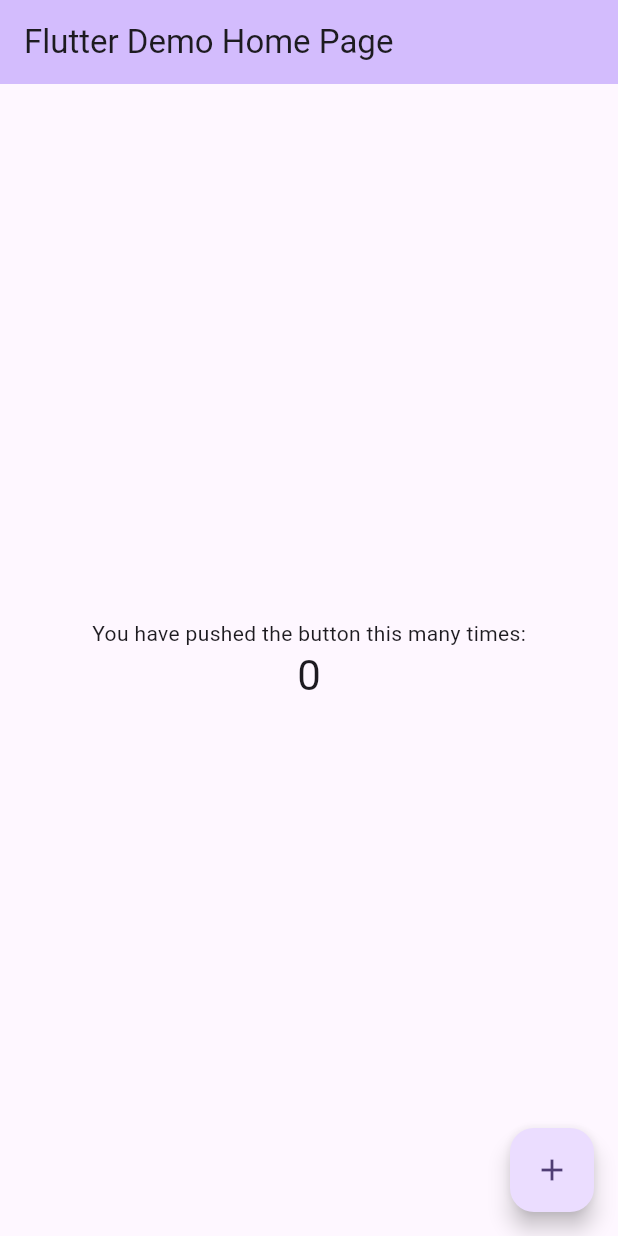
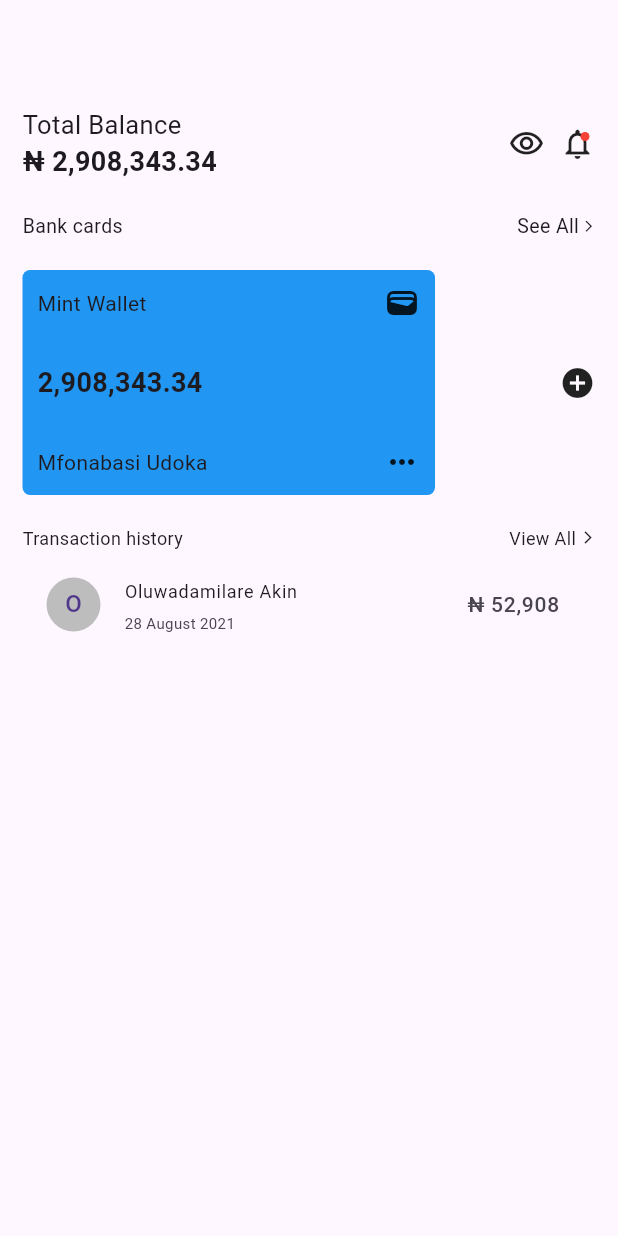
Before and after one commit to Nanafirdaus/fintech_app_ui, a Flutter app: the screen it shows after launch, on a phone screen of 412 x 824 dp. Run offline on Flutter 3.47's test engine with Material 3 defaults, Android fonts, the phone set to English and light mode, and no system bars.

Commit message:
working on the home screen

```diff
--- /dev/null
+++ b/lib/home.dart
@@ -0,0 +1,100 @@
+import 'package:flutter/material.dart';
+
+import 'widgets/card_widget.dart';
+import 'widgets/header.dart';
+
+class HomeScreen extends StatelessWidget {
+  const HomeScreen({super.key});
+
+  @override
+  Widget build(BuildContext context) {
+    return SafeArea(
+      child: Scaffold(
+        appBar: AppBar(),
+        body: Padding(
+          padding: const EdgeInsets.all(15.0),
+          child: ListView(
+            children: [
+              const HeaderRow(),
+              const SizedBox(
+                height: 20,
+              ),
+              const Row(
+                mainAxisAlignment: MainAxisAlignment.spaceBetween,
+                children: [
+                  Text(
+                    "Bank cards",
+                    style: TextStyle(fontSize: 13),
+                  ),
+                  Row(
+                    children: [
+                      Text(
+                        "See All",
+                        style: TextStyle(fontSize: 13),
+                      ),
+                      SizedBox(
+                        width: 2,
+                      ),
+                      Icon(
+                        Icons.arrow_forward_ios_outlined,
+                        size: 9,
+                      ),
+                    ],
+                  ),
+                ],
+              ),
+              const SizedBox(height: 20),
+              const CardWidget(),
+              const SizedBox(
+                height: 20,
+              ),
+              const Row(
+                mainAxisAlignment: MainAxisAlignment.spaceBetween,
+                children: [
+                  Text(
+                    "Transaction history",
+                    style: TextStyle(fontSize: 12),
+                  ),
+                  Row(
+                    children: [
+                      Text(
+                        "View All",
+                        style: TextStyle(fontSize: 12),
+                      ),
+                      SizedBox(
+                        width: 3,
+                      ),
+                      Icon(
+                        Icons.arrow_forward_ios,
+                        size: 10,
+                      ),
+                    ],
+                  ),
+                ],
+              ),
+              ListTile(
+                leading: CircleAvatar(
+                  radius: 18,
+                  backgroundColor: Colors.grey[400],
+                  child: const Text("O"),
+                ),
+                title: const Text(
+                  "Oluwadamilare Akin",
+                  style: TextStyle(fontSize: 12),
+                ),
+                subtitle: const Text(
+                  "28 August 2021",
+                  style: TextStyle(fontSize: 10),
+                ),
+                trailing: const Text(
+                  "\u20A6 52,908",
+                  style: TextStyle(fontSize: 14),
+                ),
+              ),
+            ],
+          ),
+        ),
+      ),
+    );
+  }
+}
--- a/lib/main.dart
+++ b/lib/main.dart
@@ -1,4 +1,6 @@
 import 'package:flutter/material.dart';
+
+import 'home.dart';
 
 void main() {
   runApp(const MyApp());
@@ -7,119 +9,11 @@ void main() {
 class MyApp extends StatelessWidget {
   const MyApp({super.key});
 
-  // This widget is the root of your application.
   @override
   Widget build(BuildContext context) {
-    return MaterialApp(
-      title: 'Flutter Demo',
-      theme: ThemeData(
-        // This is the theme of your application.
-        //
-        // TRY THIS: Try running your application with "flutter run". You'll see
-        // the application has a purple toolbar. Then, without quitting the app,
-        // try changing the seedColor in the colorScheme below to Colors.green
-        // and then invoke "hot reload" (save your changes or press the "hot
-        // reload" button in a Flutter-supported IDE, or press "r" if you used
-        // the command line to start the app).
-        //
-        // Notice that the counter didn't reset back to zero; the application
-        // state is not lost during the reload. To reset the state, use hot
-        // restart instead.
-        //
-        // This works for code too, not just values: Most code changes can be
-        // tested with just a hot reload.
-        colorScheme: ColorScheme.fromSeed(seedColor: Colors.deepPurple),
-        useMaterial3: true,
-      ),
-      home: const MyHomePage(title: 'Flutter Demo Home Page'),
+    return const MaterialApp(
+      debugShowCheckedModeBanner: false,
+      home: HomeScreen(),
     );
   }
 }
-
-class MyHomePage extends StatefulWidget {
-  const MyHomePage({super.key, required this.title});
-
-  // This widget is the home page of your application. It is stateful, meaning
-  // that it has a State object (defined below) that contains fields that affect
-  // how it looks.
-
-  // This class is the configuration for the state. It holds the values (in this
-  // case the title) provided by the parent (in this case the App widget) and
-  // used by the build method of the State. Fields in a Widget subclass are
-  // always marked "final".
-
-  final String title;
-
-  @override
-  State<MyHomePage> createState() => _MyHomePageState();
-}
-
-class _MyHomePageState extends State<MyHomePage> {
-  int _counter = 0;
-
-  void _incrementCounter() {
-    setState(() {
-      // This call to setState tells the Flutter framework that something has
-      // changed in this State, which causes it to rerun the build method below
-      // so that the display can reflect the updated values. If we changed
-      // _counter without calling setState(), then the build method would not be
-      // called again, and so nothing would appear to happen.
-      _counter++;
-    });
-  }
-
-  @override
-  Widget build(BuildContext context) {
-    // This method is rerun every time setState is called, for instance as done
-    // by the _incrementCounter method above.
-    //
-    // The Flutter framework has been optimized to make rerunning build methods
-    // fast, so that you can just rebuild anything that needs updating rather
-    // than having to individually change instances of widgets.
-    return Scaffold(
-      appBar: AppBar(
-        // TRY THIS: Try changing the color here to a specific color (to
-        // Colors.amber, perhaps?) and trigger a hot reload to see the AppBar
-        // change color while the other colors stay the same.
-        backgroundColor: Theme.of(context).colorScheme.inversePrimary,
-        // Here we take the value from the MyHomePage object that was created by
-        // the App.build method, and use it to set our appbar title.
-        title: Text(widget.title),
-      ),
-      body: Center(
-        // Center is a layout widget. It takes a single child and positions it
-        // in the middle of the parent.
-        child: Column(
-          // Column is also a layout widget. It takes a list of children and
-          // arranges them vertically. By default, it sizes itself to fit its
-          // children horizontally, and tries to be as tall as its parent.
-          //
-          // Column has various properties to control how it sizes itself and
-          // how it positions its children. Here we use mainAxisAlignment to
-          // center the children vertically; the main axis here is the vertical
-          // axis because Columns are vertical (the cross axis would be
-          // horizontal).
-          //
-          // TRY THIS: Invoke "debug painting" (choose the "Toggle Debug Paint"
-          // action in the IDE, or press "p" in the console), to see the
-          // wireframe for each widget.
-          mainAxisAlignment: MainAxisAlignment.center,
-          children: <Widget>[
-            const Text(
-              'You have pushed the button this many times:',
-            ),
-            Text(
-              '$_counter',
-              style: Theme.of(context).textTheme.headlineMedium,
-            ),
-          ],
-        ),
-      ),
-      floatingActionButton: FloatingActionButton(
-        onPressed: _incrementCounter,
-        tooltip: 'Increment',
-        child: const Icon(Icons.add),
-      ), // This trailing comma makes auto-formatting nicer for build methods.
-    );
-  }
-}
--- /dev/null
+++ b/lib/widgets/card_widget.dart
@@ -0,0 +1,57 @@
+import 'package:flutter/material.dart';
+
+class CardWidget extends StatelessWidget {
+  const CardWidget({
+    super.key,
+  });
+
+  @override
+  Widget build(BuildContext context) {
+    return Row(
+      mainAxisAlignment: MainAxisAlignment.spaceBetween,
+      children: [
+        Container(
+          height: 150,
+          width: 275,
+          decoration: const BoxDecoration(
+            borderRadius: BorderRadius.all(
+              Radius.circular(5),
+            ),
+            color: Colors.blue,
+          ),
+          child: const Padding(
+            padding: EdgeInsets.all(10.0),
+            child: Column(
+              crossAxisAlignment: CrossAxisAlignment.start,
+              mainAxisAlignment: MainAxisAlignment.spaceBetween,
+              children: [
+                Row(
+                  mainAxisAlignment: MainAxisAlignment.spaceBetween,
+                  children: [
+                    Text("Mint Wallet"),
+                    Icon(Icons.wallet_rounded),
+                  ],
+                ),
+                Text(
+                  "2,908,343.34",
+                  style: TextStyle(
+                    fontSize: 18,
+                    fontWeight: FontWeight.bold,
+                  ),
+                ),
+                Row(
+                  mainAxisAlignment: MainAxisAlignment.spaceBetween,
+                  children: [
+                    Text("Mfonabasi Udoka"),
+                    Icon(Icons.more_horiz),
+                  ],
+                )
+              ],
+            ),
+          ),
+        ),
+        const Icon(Icons.add_circle),
+      ],
+    );
+  }
+}
--- /dev/null
+++ b/lib/widgets/custom_container.dart
@@ -0,0 +1,27 @@
+import 'package:flutter/material.dart';
+
+class CustomContainer extends StatelessWidget {
+  final String title, description;
+  final Icon icon;
+  final Color color, iconColor;
+
+  const CustomContainer({
+    required this.title,
+    required this.description,
+    required this.icon,
+    required this.color,
+    required this.iconColor,
+    super.key,
+  });
+
+  @override
+  Widget build(BuildContext context) {
+    return Container(
+      height: 40,
+      width: 40,
+      decoration: BoxDecoration(
+
+      ),
+    );
+  }
+}
--- /dev/null
+++ b/lib/widgets/header.dart
@@ -0,0 +1,53 @@
+import 'package:flutter/material.dart';
+
+class HeaderRow extends StatelessWidget {
+  const HeaderRow({
+    super.key,
+  });
+
+  @override
+  Widget build(BuildContext context) {
+    return const Row(
+      mainAxisAlignment: MainAxisAlignment.spaceBetween,
+      children: [
+        Column(
+          crossAxisAlignment: CrossAxisAlignment.start,
+          children: [
+            Text(
+              'Total Balance',
+              style: TextStyle(fontSize: 17),
+            ),
+            Text(
+              '\u20A6 2,908,343.34',
+              style: TextStyle(
+                fontSize: 18,
+                fontWeight: FontWeight.bold,
+              ),
+            ),
+          ],
+        ),
+        Row(
+          children: [
+            Icon(Icons.visibility_outlined),
+            SizedBox(
+              width: 10,
+            ),
+            Stack(
+              alignment: Alignment.topRight,
+              children: [
+                Icon(Icons.notifications_none),
+                Positioned(
+                  top: 4,
+                  right: 4,
+                  child: Badge(
+                    backgroundColor: Colors.red,
+                  ),
+                ),
+              ],
+            ),
+          ],
+        )
+      ],
+    );
+  }
+}
```
Also changed, not shown: 2 other files.
